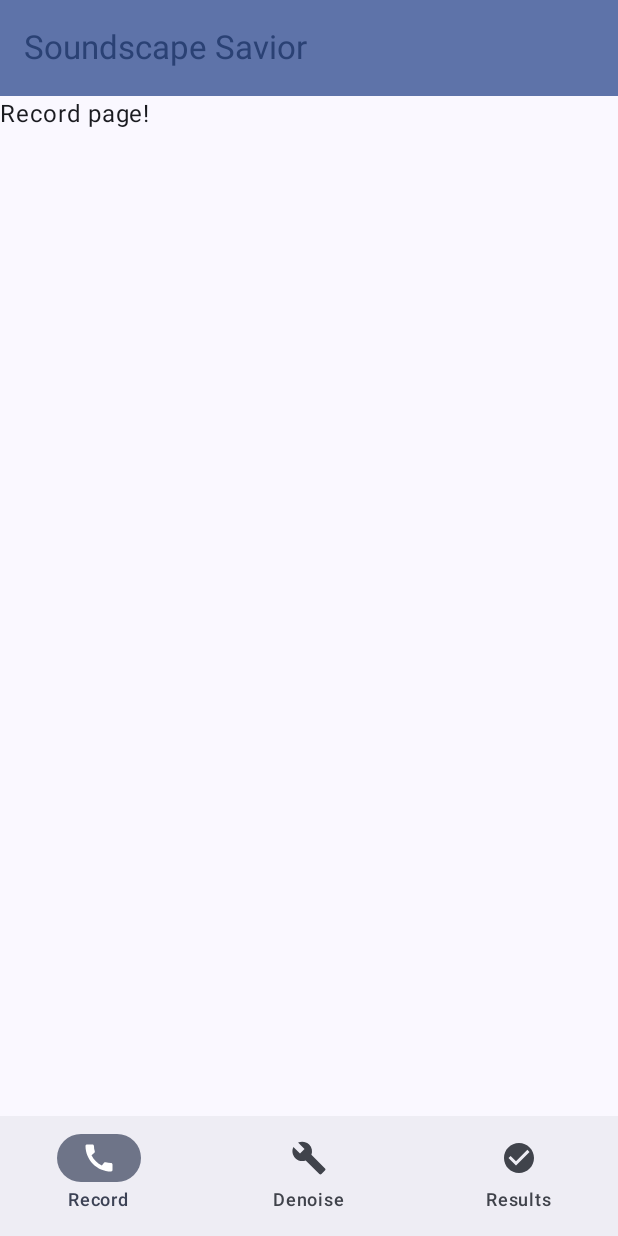
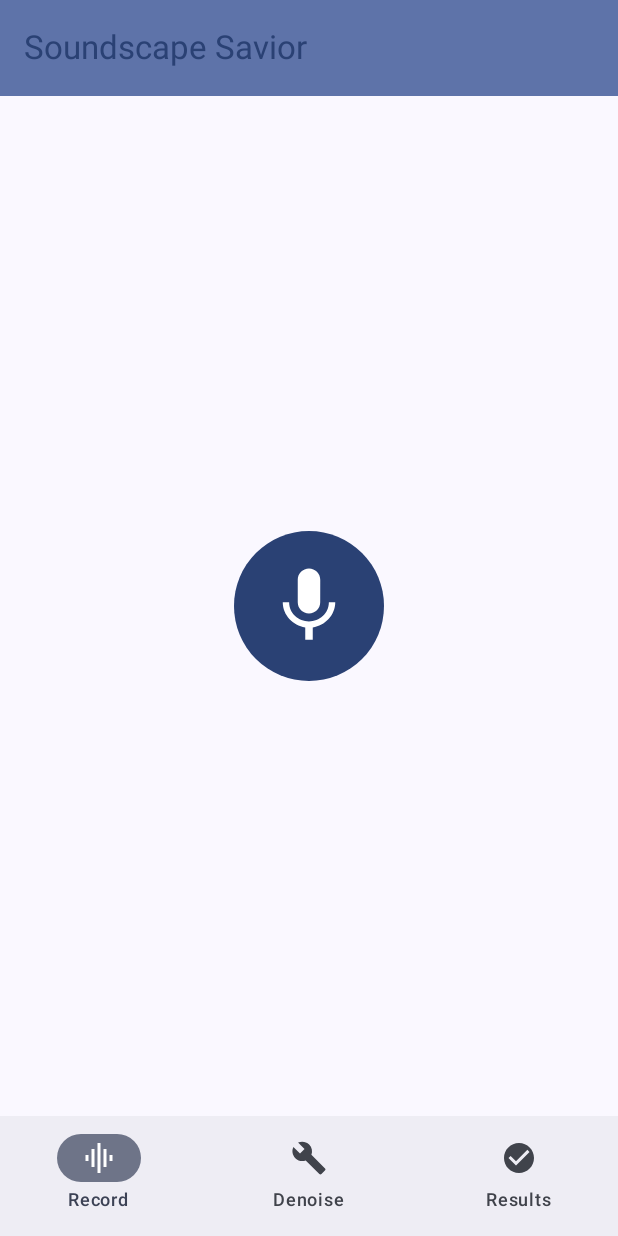
Before and after one commit to nickbclifford/mobile-computing-project, an Android app built with Jetpack Compose: the screen it shows after launch (MainActivity), on a phone screen of 412 x 824 dp. Run offline under Robolectric (Android 15) with nearby library versions, the phone set to English and light mode, and no system bars.

Commit message:
icons, record page layout

```diff
--- a/android/app/build.gradle.kts
+++ b/android/app/build.gradle.kts
@@ -64,5 +64,7 @@ dependencies {
     debugImplementation(libs.androidx.ui.tooling)
     debugImplementation(libs.androidx.ui.test.manifest)
 
+    implementation("androidx.compose.material:material-icons-extended:1.6.7")
+
     implementation("androidx.navigation:navigation-compose:2.7.7")
 }
--- a/android/app/src/main/java/me/nickclifford/mobilecomputingdemo/MainActivity.kt
+++ b/android/app/src/main/java/me/nickclifford/mobilecomputingdemo/MainActivity.kt
@@ -8,8 +8,8 @@ import androidx.compose.foundation.layout.fillMaxSize
 import androidx.compose.foundation.layout.padding
 import androidx.compose.material.icons.Icons
 import androidx.compose.material.icons.filled.Build
-import androidx.compose.material.icons.filled.Call
 import androidx.compose.material.icons.filled.CheckCircle
+import androidx.compose.material.icons.filled.GraphicEq
 import androidx.compose.material3.ExperimentalMaterial3Api
 import androidx.compose.material3.Icon
 import androidx.compose.material3.MaterialTheme
@@ -101,7 +101,7 @@ fun BottomNav(navController: NavController) {
             onClick = { navController.goTo("record") },
             icon = {
                 Icon(
-                    Icons.Filled.Call, contentDescription = "Record"
+                    Icons.Filled.GraphicEq, contentDescription = "Record"
                 )
             },
             selected = currentDestination.isRouteSelected("record")
--- a/android/app/src/main/java/me/nickclifford/mobilecomputingdemo/Record.kt
+++ b/android/app/src/main/java/me/nickclifford/mobilecomputingdemo/Record.kt
@@ -1,9 +1,108 @@
 package me.nickclifford.mobilecomputingdemo
 
+import androidx.compose.foundation.BorderStroke
+import androidx.compose.foundation.layout.Arrangement
+import androidx.compose.foundation.layout.Box
+import androidx.compose.foundation.layout.Column
+import androidx.compose.foundation.layout.fillMaxSize
+import androidx.compose.foundation.layout.height
+import androidx.compose.foundation.layout.size
+import androidx.compose.material.icons.Icons
+import androidx.compose.material.icons.filled.Mic
+import androidx.compose.material.icons.filled.Stop
+import androidx.compose.material3.FilledIconButton
+import androidx.compose.material3.Icon
+import androidx.compose.material3.IconButtonDefaults.filledIconButtonColors
+import androidx.compose.material3.IconButtonDefaults.outlinedIconButtonColors
+import androidx.compose.material3.MaterialTheme
+import androidx.compose.material3.OutlinedIconButton
 import androidx.compose.material3.Text
 import androidx.compose.runtime.Composable
+import androidx.compose.runtime.DisposableEffect
+import androidx.compose.runtime.getValue
+import androidx.compose.runtime.mutableIntStateOf
+import androidx.compose.runtime.mutableStateOf
+import androidx.compose.runtime.remember
+import androidx.compose.runtime.rememberCoroutineScope
+import androidx.compose.runtime.setValue
+import androidx.compose.ui.Alignment
+import androidx.compose.ui.Modifier
+import androidx.compose.ui.unit.dp
+import kotlinx.coroutines.delay
+import kotlinx.coroutines.launch
+
+val buttonSize = 100.dp
+val iconSize = 60.dp
 
 @Composable
 fun RecordPage() {
-    Text("Record page!")
+    var recording by remember { mutableStateOf(false) }
+    var millisElapsed by remember { mutableIntStateOf(0) }
+
+    val scope = rememberCoroutineScope()
+
+    DisposableEffect(recording) {
+        val timer = scope.launch {
+            while (true) {
+                delay(10)
+                millisElapsed += 10
+            }
+        }
+
+        // TODO: actually collect the audio
+
+        onDispose {
+            timer.cancel()
+            millisElapsed = 0
+        }
+    }
+
+    Box(
+        contentAlignment = Alignment.Center,
+        modifier = Modifier.fillMaxSize()
+    ) {
+        if (recording) {
+            Column(
+                modifier = Modifier.height(150.dp),
+                verticalArrangement = Arrangement.SpaceBetween,
+                horizontalAlignment = Alignment.CenterHorizontally
+            ) {
+                OutlinedIconButton(
+                    onClick = {
+                        recording = false
+                    },
+                    modifier = Modifier.size(buttonSize),
+                    border = BorderStroke(4.dp, MaterialTheme.colorScheme.primary),
+                    colors = outlinedIconButtonColors(contentColor = MaterialTheme.colorScheme.primary)
+                ) {
+                    Icon(
+                        Icons.Filled.Stop,
+                        contentDescription = "Stop Recording",
+                        modifier = Modifier.size(iconSize)
+                    )
+                }
+
+                val seconds = millisElapsed / 1000
+                Text(
+                    "%02d:%02d.%d".format(
+                        seconds / 60,
+                        seconds % 60,
+                        (millisElapsed % 100) / 10
+                    )
+                )
+            }
+        } else {
+            FilledIconButton(
+                onClick = { recording = true },
+                modifier = Modifier.size(buttonSize),
+                colors = filledIconButtonColors()
+            ) {
+                Icon(
+                    Icons.Filled.Mic,
+                    contentDescription = "Start Recording",
+                    modifier = Modifier.size(iconSize)
+                )
+            }
+        }
+    }
 }
```
